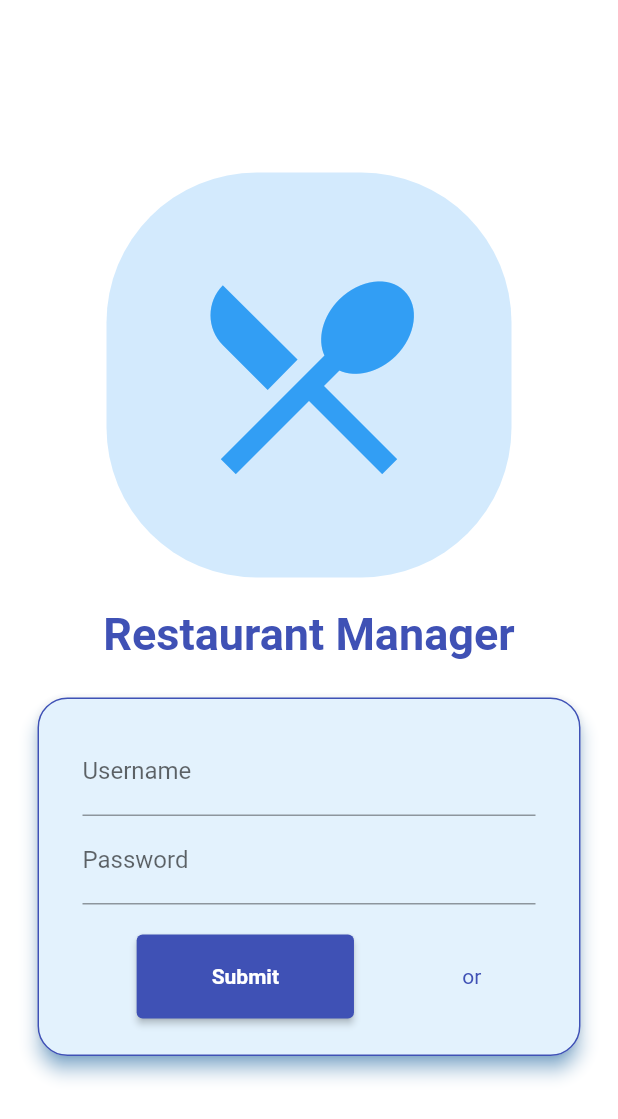
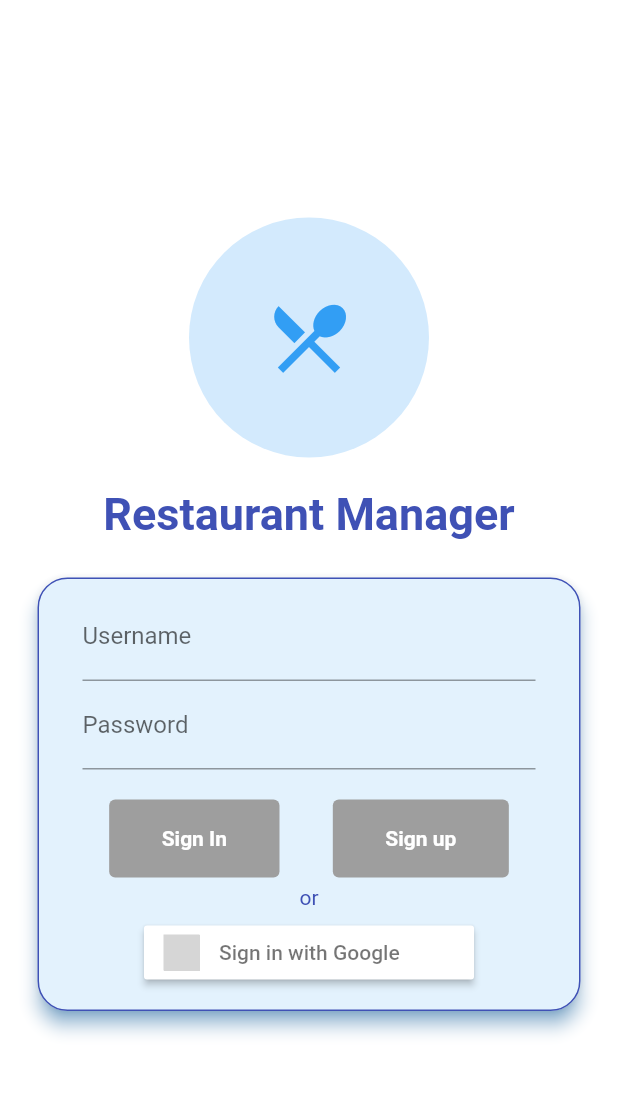
Before and after one commit to Dhi13man/reservation_manager_firebase, a Flutter app: the screen it shows after launch, on a phone screen of 412 x 824 dp. Shown: the top 1119 px of the screen. Run offline on Flutter 3.47's test engine with Material 2 defaults, Android fonts, the phone set to English and light mode, and no system bars; our stand-ins replace bloc, cloud_firestore, equatable, firebase_auth, firebase_core, flutter_bloc and 5 more; accounts and stored records are empty; grey boxes are pictures that could not be loaded.

```diff
--- a/lib/backend/bloc/Data/Data_bloc.dart
+++ b/lib/backend/bloc/Data/Data_bloc.dart
@@ -1,19 +1,22 @@
-import 'dart:async';
-import 'dart:developer' as developer;
+import 'package:bloc/bloc.dart';
+import 'package:flutter/widgets.dart';
 
-import 'package:bloc/bloc.dart';
-import 'package:restaurant_manage/backend/bloc/Data/index.dart';
+import 'package:cloud_firestore/cloud_firestore.dart';
 
-class DataBloc extends Bloc<DataEvent, DataState> {
-  DataBloc(DataState initialState) : super(initialState);
+import 'package:restaurant_manage/backend/bloc/Data/Data_state.dart';
+import 'package:restaurant_manage/backend/bloc/Login/Login_bloc.dart';
 
-  @override
-  Stream<DataState> mapEventToState(DataEvent event) async* {
-    try {
-      yield* event.applyAsync(currentState: state, bloc: this);
-    } catch (_, stackTrace) {
-      developer.log('$_', name: 'DataBloc', error: _, stackTrace: stackTrace);
-      yield state;
-    }
-  }
+export 'package:restaurant_manage/backend/bloc/Data/Data_state.dart';
+
+class DataBloc extends Cubit<DataState> {
+  final FirebaseFirestore _firestore;
+  final LoginBloc _loginBloc;
+
+  DataBloc({
+    FirebaseFirestore firestore,
+    DataState initialState,
+    @required LoginBloc loginBloc,
+  })  : _firestore = firestore ?? FirebaseFirestore.instance,
+        _loginBloc = loginBloc,
+        super(initialState ?? UnDataState());
 }
--- a/lib/backend/bloc/Data/index.dart
+++ /dev/null
@@ -1,5 +0,0 @@
-export 'Data_bloc.dart';
-export 'Data_event.dart';
-export 'Data_page.dart';
-export 'Data_screen.dart';
-export 'Data_state.dart';
--- /dev/null
+++ b/lib/backend/bloc/Login/Login_state.dart
@@ -0,0 +1,48 @@
+import 'package:equatable/equatable.dart';
+
+import 'package:restaurant_manage/backend/repos/data_classes.dart';
+
+abstract class LoginState extends Equatable {
+  final List propss;
+  LoginState([this.propss]);
+
+  @override
+  List<Object> get props => (propss ?? []);
+}
+
+/// UnInitialized
+class UnLoginState extends LoginState {
+  UnLoginState();
+
+  @override
+  String toString() => 'UnLoginState';
+}
+
+/// Initialized
+class SignedOutLoginState extends LoginState {
+  final String hello;
+
+  SignedOutLoginState(this.hello) : super([hello]);
+
+  @override
+  String toString() => 'Signed out State';
+}
+
+class SignedInLoginState extends LoginState {
+  final User user;
+
+  SignedInLoginState({this.user}) : super([user]);
+
+  @override
+  String toString() => 'Signed in user ${user.name} State';
+}
+
+/// Error
+class ErrorLoginState extends LoginState {
+  final String errorMessage;
+
+  ErrorLoginState(this.errorMessage) : super([errorMessage]);
+
+  @override
+  String toString() => 'ErrorLoginState';
+}
--- a/lib/backend/constants.dart
+++ b/lib/backend/constants.dart
@@ -11,6 +11,8 @@ class AppConstants extends ChangeNotifier {
   }
 
   /// Getters
+  bool get isThemeLight => _isThemeLight;
+
   MaterialColor get getForeGroundColor =>
       (_isThemeLight) ? Colors.indigo : Colors.amber;
 
--- /dev/null
+++ b/lib/backend/repos/data_classes.dart
@@ -0,0 +1,70 @@
+import 'package:equatable/equatable.dart';
+import 'package:meta/meta.dart';
+
+/// {@template user}
+/// Reservation model
+///
+/// [Reservation.empty] represents an unauthenticated reservation.
+/// {@endtemplate}
+class Reservation extends Equatable {
+  /// {@macro user}
+  const Reservation({
+    @required this.dateTime,
+    @required this.email,
+    @required this.name,
+    @required this.phoneNum,
+  })  : assert(dateTime != null),
+        assert(name != null);
+
+  /// The current user's name (display name).
+  final String name;
+
+  /// Phone number of reservation
+  final int phoneNum;
+
+  /// The current user's email address.
+  final String email;
+
+  /// Reservation Time Data
+  final DateTime dateTime;
+
+  /// Empty user which represents an unauthenticated user.
+  static final Reservation empty = Reservation(
+    email: '',
+    phoneNum: null,
+    name: '',
+    dateTime: DateTime.now(),
+  );
+
+  @override
+  List<Object> get props => [email, phoneNum, name, dateTime];
+}
+
+/// User model
+///
+/// [User.empty] represents an unauthenticated user.
+/// {@endtemplate}
+class User extends Equatable {
+  /// {@macro user}
+  const User({
+    @required this.email,
+    @required this.id,
+    @required this.name,
+  })  : assert(email != null),
+        assert(id != null);
+
+  /// The current user's email address.
+  final String email;
+
+  /// The current user's id.
+  final String id;
+
+  /// The current user's name (display name).
+  final String name;
+
+  /// Empty user which represents an unauthenticated user.
+  static const empty = User(email: '', id: '', name: null);
+
+  @override
+  List<Object> get props => [email, id, name];
+}
--- a/lib/main.dart
+++ b/lib/main.dart
@@ -1,13 +1,22 @@
+import 'package:firebase_core/firebase_core.dart';
 import 'package:flutter/material.dart';
+import 'package:flutter_bloc/flutter_bloc.dart';
 import 'package:page_transition/page_transition.dart';
 
+import 'package:restaurant_manage/backend/bloc/Data/Data_bloc.dart';
+import 'package:restaurant_manage/backend/bloc/Login/Login_bloc.dart';
 import 'package:restaurant_manage/backend/constants.dart';
+import 'package:restaurant_manage/backend/repos/authentication.dart';
 
 import 'package:restaurant_manage/screens/add_screen.dart';
 import 'package:restaurant_manage/screens/login_screen.dart';
 import 'package:restaurant_manage/screens/reservation_screen.dart';
 
-void main() => runApp(MyApp());
+void main() async {
+  WidgetsFlutterBinding.ensureInitialized();
+  await Firebase.initializeApp();
+  runApp(MyApp());
+}
 
 class MyApp extends StatelessWidget {
   // This widget is the root of your application.
@@ -16,11 +25,21 @@ class MyApp extends StatelessWidget {
     return MultiProvider(
       providers: [
         ChangeNotifierProvider<AppConstants>(
-          create: (context) => AppConstants(),
-        )
+            create: (context) => AppConstants()),
+        BlocProvider<LoginBloc>(
+          create: (context) => LoginBloc(
+            authenticationRepository: AuthenticationRepository(),
+          ),
+        ),
+        BlocProvider<DataBloc>(
+          create: (context) => DataBloc(
+            initialState: UnDataState(),
+            loginBloc: context.read<LoginBloc>(),
+          ),
+        ),
       ],
       child: MaterialApp(
-        title: 'Flutter Demo',
+        title: 'Restaurant Manager',
         theme: ThemeData(primarySwatch: Colors.blue),
         debugShowCheckedModeBanner: false,
         home: HotelAppLoginScreen(title: 'Restaurant Manager'),
@@ -34,6 +53,9 @@ class MyApp extends StatelessWidget {
                       ChangeNotifierProvider<AppConstants>.value(
                         value: context.watch<AppConstants>(),
                       ),
+                      BlocProvider<LoginBloc>.value(
+                        value: context.read<LoginBloc>(),
+                      )
                     ],
                     child: HotelAppLoginScreen(title: 'Restaurant Manager'),
                   ),
@@ -46,14 +68,18 @@ class MyApp extends StatelessWidget {
             case '/add':
               return PageTransition(
                 child: Builder(
-                  builder: (context) => MultiProvider(
+                  builder: (context) {
+                    DataBloc dataBloc = context.read<DataBloc>();
+                    return MultiProvider(
                       providers: [
                         ChangeNotifierProvider<AppConstants>.value(
                           value: context.watch<AppConstants>(),
                         ),
+                        BlocProvider<DataBloc>.value(value: dataBloc)
                       ],
                       child: AddReservationScreen(),
-                  ),
+                    );
+                  },
                 ),
                 type: PageTransitionType.rightToLeftWithFade,
                 settings: settings,
@@ -62,16 +88,18 @@ class MyApp extends StatelessWidget {
 
             case '/reservelist':
               return PageTransition(
-                child: Builder(
-                  builder: (context) => MultiProvider(
+                child: Builder(builder: (context) {
+                  DataBloc dataBloc = context.read<DataBloc>();
+                  return MultiProvider(
                     providers: [
                       ChangeNotifierProvider<AppConstants>.value(
                         value: context.watch<AppConstants>(),
                       ),
+                      BlocProvider<DataBloc>.value(value: dataBloc)
                     ],
                     child: ReservationListScreen(),
-                  ),
-                ),
+                  );
+                }),
                 type: PageTransitionType.bottomToTop,
                 settings: settings,
               );
--- a/lib/screens/login_screen.dart
+++ b/lib/screens/login_screen.dart
@@ -1,5 +1,7 @@
 import 'package:flutter/material.dart';
 import 'package:flutter_form_builder/flutter_form_builder.dart';
+import 'package:flutter_signin_button/flutter_signin_button.dart';
+import 'package:restaurant_manage/backend/bloc/Login/Login_bloc.dart';
 
 import 'package:restaurant_manage/backend/constants.dart';
 
@@ -7,39 +9,90 @@ class LoginButtons extends StatelessWidget {
   const LoginButtons({
     Key key,
     @required AppConstants appConstants,
-  })  : _appConstants = appConstants,
+    @required bool isFormValid,
+    @required Map<String, TextEditingController> controlmap,
+  })  : _isFormValid = isFormValid,
+        _controlmap = controlmap,
+        _appConstants = appConstants,
+        buttonPadding =
+            const EdgeInsets.symmetric(horizontal: 35, vertical: 18),
         super(key: key);
 
   final AppConstants _appConstants;
+  final EdgeInsets buttonPadding;
+  final bool _isFormValid;
+  final Map<String, TextEditingController> _controlmap;
 
   @override
   Widget build(BuildContext context) {
+    LoginBloc loginBloc = context.watch<LoginBloc>();
+    print(loginBloc);
+
+    // Build Button Styles
+    final Color _buttonForegroundColor =
+        (_isFormValid) ? _appConstants.getForeGroundColor : Colors.grey;
+    final ButtonStyle _buttonStyle = ButtonStyle(
+      backgroundColor: MaterialStateProperty.all<Color>(_buttonForegroundColor),
+      padding: MaterialStateProperty.all<EdgeInsetsGeometry>(buttonPadding),
+    );
+
     return Container(
       margin: EdgeInsets.only(top: 20, bottom: 5),
-      child: Row(
+      child: Column(
+        mainAxisAlignment: MainAxisAlignment.spaceAround,
+        mainAxisSize: MainAxisSize.max,
+        children: [
+          Row(
             mainAxisAlignment: MainAxisAlignment.spaceAround,
             children: [
               ElevatedButton(
-            onPressed: () => _appConstants.toggleTheme(),
-            style: ButtonStyle(
-              backgroundColor: MaterialStateProperty.all<Color>(
-                _appConstants.getForeGroundColor,
-              ),
-              padding: MaterialStateProperty.all<EdgeInsetsGeometry>(
-                EdgeInsets.symmetric(horizontal: 50, vertical: 20),
-              ),
-            ),
+                onPressed: (!_isFormValid)
+                    ? null
+                    : () {
+                        loginBloc.signInEmail(
+                          email: _controlmap['user'].text,
+                          password: _controlmap['pass'].text,
+                        );
+                      },
+                style: _buttonStyle,
                 child: Text(
-              'Submit',
+                  'Sign In',
                   style: TextStyle(
                     color: Colors.white,
-                fontWeight: FontWeight.w700,
+                    fontWeight: FontWeight.w600,
                   ),
                 ),
               ),
-          Text(
+              ElevatedButton(
+                onPressed: (!_isFormValid)
+                    ? null
+                    : () {
+                        loginBloc.signUpEmail(
+                          email: _controlmap['user'].text,
+                          password: _controlmap['pass'].text,
+                        );
+                      },
+                style: _buttonStyle,
+                child: Text(
+                  'Sign up',
+                  style: TextStyle(
+                    color: Colors.white,
+                    fontWeight: FontWeight.w600,
+                  ),
+                ),
+              ),
+            ],
+          ),
+          Container(
+            margin: EdgeInsets.all(5),
+            child: Text(
               'or',
               style: TextStyle(color: _appConstants.getForeGroundColor),
+            ),
+          ),
+          SignInButton(
+            (_appConstants.isThemeLight) ? Buttons.Google : Buttons.GoogleDark,
+            onPressed: () => loginBloc.signInGoogle(),
           )
         ],
       ),
@@ -47,45 +100,90 @@ class LoginButtons extends StatelessWidget {
   }
 }
 
-class LoginForm extends StatelessWidget {
+class LoginForm extends StatefulWidget {
   final AppConstants _appConstants;
+  final GlobalKey<FormState> _formKey;
 
-  const LoginForm({Key key, @required AppConstants appConstants})
+  LoginForm({Key key, @required AppConstants appConstants})
       : _appConstants = appConstants,
+        _formKey = GlobalKey<FormState>(),
         super(key: key);
+
+  @override
+  _LoginFormState createState() => _LoginFormState();
+}
+
+class _LoginFormState extends State<LoginForm> {
+  final Map<String, TextEditingController> _controlmap = {
+    'user': TextEditingController(),
+    'pass': TextEditingController(),
+  };
+  bool _validatedForm;
+
+  void _update() {
+    setState(() => _validatedForm = widget._formKey.currentState.validate());
+  }
+
+  @override
+  void initState() {
+    _validatedForm = false;
+    super.initState();
+  }
 
   @override
   Widget build(BuildContext context) {
     return Card(
       shape: RoundedRectangleBorder(
-        side: BorderSide(color: _appConstants.getForeGroundColor),
+        side: BorderSide(color: widget._appConstants.getForeGroundColor),
         borderRadius: BorderRadius.circular(20),
       ),
       elevation: 5,
-      color: _appConstants.getLighterForeGroundColor[50].withAlpha(255),
+      color: widget._appConstants.getLighterForeGroundColor[50].withAlpha(255),
       margin: const EdgeInsets.symmetric(horizontal: 25.0, vertical: 15),
-      shadowColor: _appConstants.getLighterForeGroundColor,
+      shadowColor: widget._appConstants.getLighterForeGroundColor,
       child: Container(
-        padding: EdgeInsets.symmetric(vertical: 20, horizontal: 30),
+        padding: EdgeInsets.symmetric(vertical: 10, horizontal: 30),
+        child: Form(
+          key: widget._formKey,
+          autovalidateMode: AutovalidateMode.always,
+          onChanged: _update,
           child: Column(
             children: [
               FormBuilderTextField(
+                validators: [FormBuilderValidators.required()],
                 decoration: InputDecoration(
                   labelText: 'Username',
                 ),
-              attribute: 'name',
+                controller: _controlmap['user'],
+                attribute: 'user',
               ),
               FormBuilderTextField(
+                validators: [
+                  FormBuilderValidators.required(),
+                  FormBuilderValidators.minLength(6),
+                ],
                 decoration: InputDecoration(
                   labelText: 'Password',
                 ),
+                controller: _controlmap['pass'],
                 attribute: 'pass',
               ),
-            LoginButtons(appConstants: _appConstants)
+              LoginButtons(
+                appConstants: widget._appConstants,
+                isFormValid: _validatedForm,
+                controlmap: _controlmap,
+              )
             ],
           ),
         ),
+      ),
     );
+  }
+
+  @override
+  void dispose() {
+    _controlmap.forEach((_, TextEditingController c) => c.dispose());
+    super.dispose();
   }
 }
 
@@ -99,10 +197,10 @@ class HotelAppLoginScreen extends StatelessWidget {
   @override
   Widget build(BuildContext context) {
     AppConstants _appConstants = context.watch<AppConstants>();
-
     return Scaffold(
       backgroundColor: _appConstants.getBackGroundColor,
       body: Center(
+        child: SingleChildScrollView(
           child: Column(
             mainAxisAlignment: MainAxisAlignment.center,
             children: <Widget>[
@@ -111,12 +209,13 @@ class HotelAppLoginScreen extends StatelessWidget {
                 padding: EdgeInsets.all(50),
                 decoration: BoxDecoration(
                     borderRadius: BorderRadius.circular(100),
-                  color:
-                      _appConstants.getLighterForeGroundColor.withOpacity(0.2)),
+                    color: _appConstants.getLighterForeGroundColor
+                        .withOpacity(0.2)),
                 child: Icon(
                   Icons.restaurant_menu,
-                size: 170,
-                color: _appConstants.getLighterForeGroundColor.withOpacity(0.9),
+                  size: 60,
+                  color:
+                      _appConstants.getLighterForeGroundColor.withOpacity(0.9),
                 ),
               ),
               Container(
@@ -134,6 +233,7 @@ class HotelAppLoginScreen extends StatelessWidget {
             ],
           ),
         ),
+      ),
     );
   }
 }
```
Also changed, not shown: lib/backend/bloc/Data/Data_event.dart (deleted, +0 -32 lines), lib/backend/bloc/Data/Data_page.dart (deleted, +0 -32 lines), lib/backend/bloc/Data/Data_screen.dart (deleted, +0 -81 lines), lib/backend/bloc/Data/Data_state.dart (+5 -11 lines), lib/backend/bloc/Login/Login_bloc.dart (added, +60 -0 lines), lib/backend/repos/authentication.dart (added, +117 -0 lines), pubspec.lock. Lines whose indentation alone changed are shown as unchanged.
